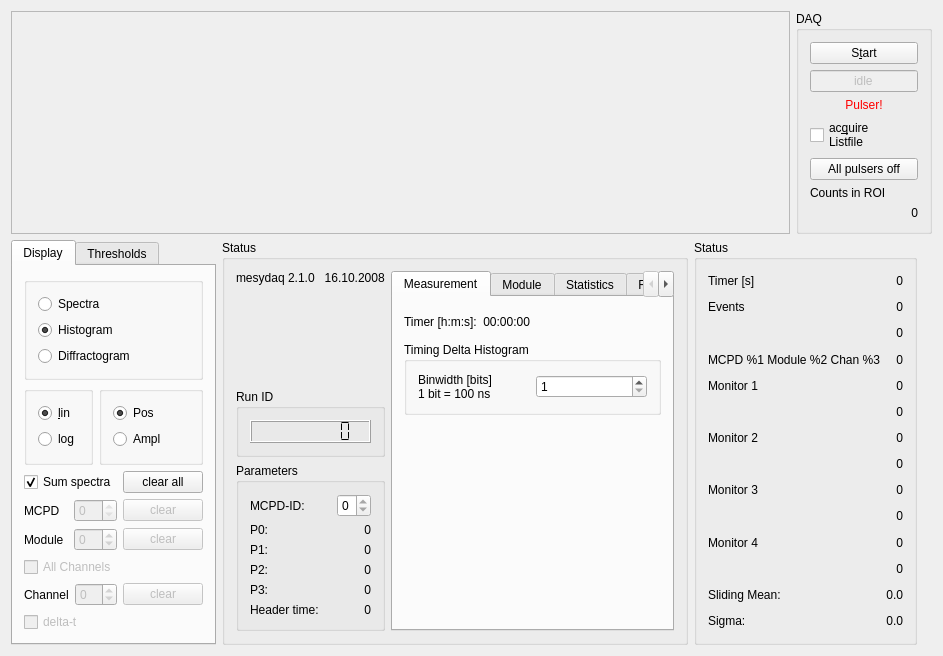
Qt form qmesydaq/mainwidget.ui (flueke/qmesydaq) before a commit.
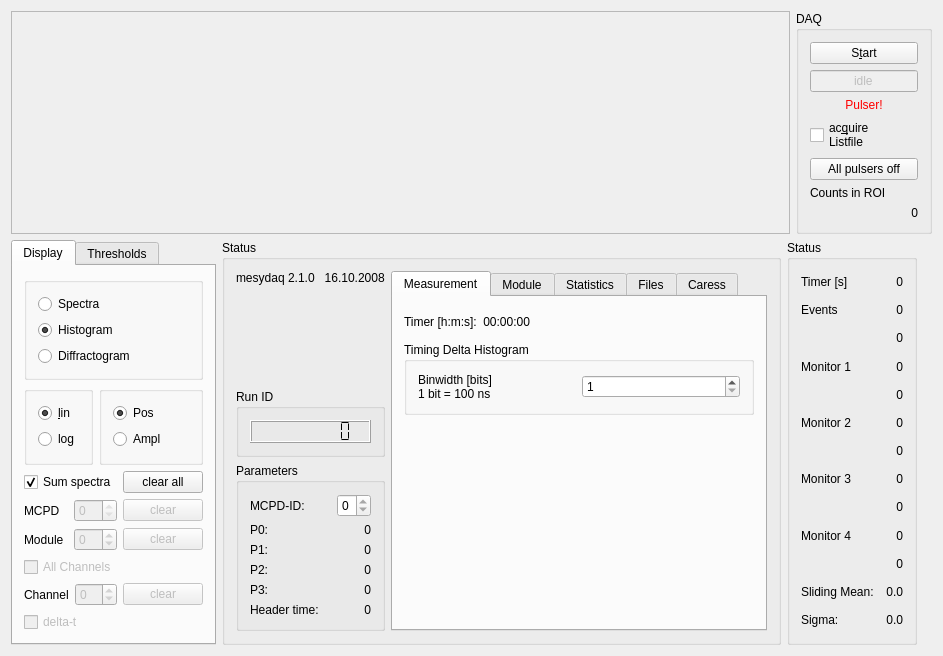
The same form after that commit. Custom widgets are drawn as their Qt base class.

Commit message:
Add the display of counts for - the ROI in case of histogram - total counts in case of diffractogram - total counts in a tube in case of display a single tube - total counts in case of a display all spectra in a MPSD
Complete doc.

Patch:
```diff
--- a/qmesydaq/mainwidget.ui
+++ b/qmesydaq/mainwidget.ui
@@ -1211,35 +1211,35 @@
           </property>
          </widget>
         </item>
-        <item row="6" column="0">
+        <item row="5" column="0">
          <widget class="QLabel" name="label_4">
           <property name="text">
            <string>Monitor 1</string>
           </property>
          </widget>
         </item>
-        <item row="10" column="0">
+        <item row="9" column="0">
          <widget class="QLabel" name="label_5">
           <property name="text">
            <string>Monitor 2</string>
           </property>
          </widget>
         </item>
-        <item row="12" column="0">
+        <item row="11" column="0">
          <widget class="QLabel" name="label_6">
           <property name="text">
            <string>Monitor 3</string>
           </property>
          </widget>
         </item>
-        <item row="15" column="0">
+        <item row="14" column="0">
          <widget class="QLabel" name="label_7">
           <property name="text">
            <string>Monitor 4</string>
           </property>
          </widget>
         </item>
-        <item row="17" column="0">
+        <item row="16" column="0">
          <widget class="QLabel" name="textLabel1_5">
           <property name="text">
            <string>Sliding Mean:</string>
@@ -1249,7 +1249,7 @@
           </property>
          </widget>
         </item>
-        <item row="19" column="0">
+        <item row="18" column="0">
          <widget class="QLabel" name="textLabel1_5_3">
           <property name="text">
            <string>Sigma:</string>
@@ -1259,7 +1259,7 @@
           </property>
          </widget>
         </item>
-        <item row="19" column="2">
+        <item row="18" column="2">
          <widget class="QLabel" name="sigmaText">
           <property name="text">
            <string>0.0</string>
@@ -1311,7 +1311,7 @@
           </property>
          </widget>
         </item>
-        <item row="8" column="2">
+        <item row="7" column="2">
          <widget class="QLabel" name="monRate1">
           <property name="text">
            <string>0</string>
@@ -1324,7 +1324,7 @@
           </property>
          </widget>
         </item>
-        <item row="6" column="1" colspan="2">
+        <item row="5" column="1" colspan="2">
          <widget class="QLabel" name="monitor1">
           <property name="text">
            <string>0</string>
@@ -1337,7 +1337,7 @@
           </property>
          </widget>
         </item>
-        <item row="11" column="2">
+        <item row="10" column="2">
          <widget class="QLabel" name="monRate2">
           <property name="text">
            <string>0</string>
@@ -1350,7 +1350,7 @@
           </property>
          </widget>
         </item>
-        <item row="10" column="1" colspan="2">
+        <item row="9" column="1" colspan="2">
          <widget class="QLabel" name="monitor2">
           <property name="text">
            <string>0</string>
@@ -1363,7 +1363,7 @@
           </property>
          </widget>
         </item>
-        <item row="14" column="2">
+        <item row="13" column="2">
          <widget class="QLabel" name="monRate3">
           <property name="text">
            <string>0</string>
@@ -1376,7 +1376,7 @@
           </property>
          </widget>
         </item>
-        <item row="12" column="1" colspan="2">
+        <item row="11" column="1" colspan="2">
          <widget class="QLabel" name="monitor3">
           <property name="text">
            <string>0</string>
@@ -1389,7 +1389,7 @@
           </property>
          </widget>
         </item>
-        <item row="15" column="1" colspan="2">
+        <item row="14" column="1" colspan="2">
          <widget class="QLabel" name="monitor4">
           <property name="text">
            <string>0</string>
@@ -1402,7 +1402,7 @@
           </property>
          </widget>
         </item>
-        <item row="16" column="2">
+        <item row="15" column="2">
          <widget class="QLabel" name="monRate4">
           <property name="text">
            <string>0</string>
@@ -1415,7 +1415,7 @@
           </property>
          </widget>
         </item>
-        <item row="17" column="2">
+        <item row="16" column="2">
          <widget class="QLabel" name="meanText">
           <property name="text">
            <string>0.0</string>
@@ -1428,23 +1428,6 @@
           </property>
          </widget>
         </item>
-        <item row="5" column="0" colspan="2">
-         <widget class="QLabel" name="labelEventSingle">
-          <property name="text">
-           <string>MCPD %1 Module %2 Chan %3</string>
-          </property>
-         </widget>
-        </item>
-        <item row="5" column="2">
-         <widget class="QLabel" name="eventSingle">
-          <property name="text">
-           <string>0</string>
-          </property>
-          <property name="alignment">
-           <set>Qt::AlignRight|Qt::AlignTrailing|Qt::AlignVCenter</set>
-          </property>
-         </widget>
-        </item>
        </layout>
       </widget>
      </item>
```
Left out of the diff: 64 changed lines with no effect on the pictures. The commit also changes 5 other files.
